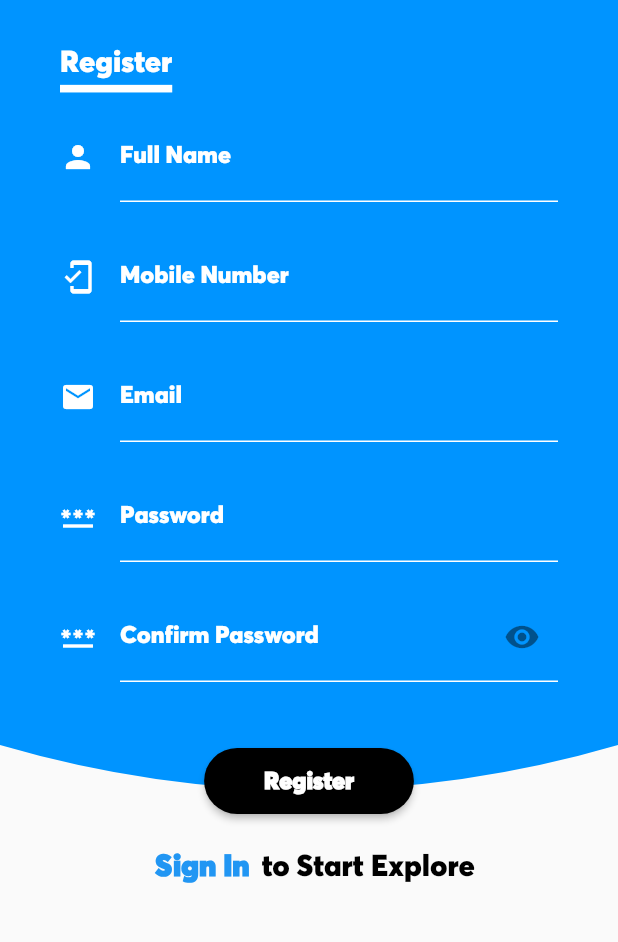
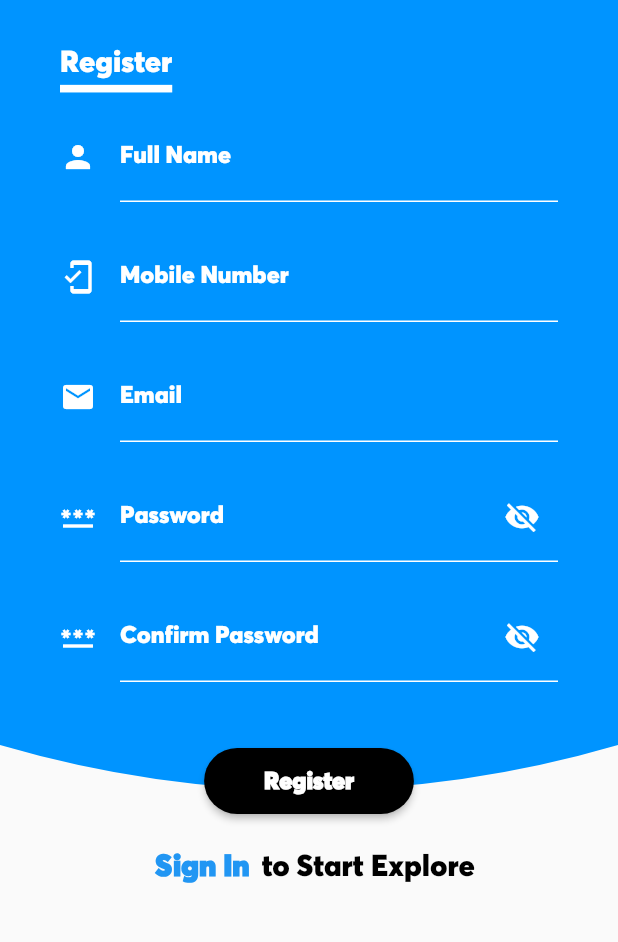
Before and after one commit to Sandun01/Riyapola_App, a Flutter app: the Register screen opened by its route, on a phone screen of 412 x 824 dp, the part 215-1157 px from its top. Run offline on Flutter 3.47's test engine with Material 2 defaults, Android fonts, the phone set to English and light mode, and no system bars; our stand-ins replace cloud_firestore, firebase_auth, firebase_core, firebase_storage, flutter_rating_bar, image_picker; accounts and stored records are empty; project files that could hold a hidden picture were left out.

Commit message:
icon fix completed

```diff
--- a/lib/screens/register_screen.dart
+++ b/lib/screens/register_screen.dart
@@ -22,9 +22,11 @@ class _RegisterState extends State<Register> {
   TextEditingController nameController = new TextEditingController();
   TextEditingController mobileController = new TextEditingController();
   final GlobalKey<FormState> _formKey = GlobalKey<FormState>();
-  late bool _passwordVisible = true;
+  late bool _passwordVisible;
+  late bool _confirmpasswordVisible;
   void initState() {
     _passwordVisible = false;
+    _confirmpasswordVisible = false;
   }
 
   void _signUpButtonPress(BuildContext ctx) {
@@ -266,7 +268,7 @@ class _RegisterState extends State<Register> {
                                 // controller: _userPasswordController,
                                 obscureText:
                                     !_passwordVisible, //This will obscure text dynamically
-                                decoration: const InputDecoration(
+                                decoration:  InputDecoration(
                                   icon: const Icon(Icons.password,
                                       color: Colors.white),
                                   hintText: 'Password',
@@ -277,17 +279,20 @@ class _RegisterState extends State<Register> {
                                   labelStyle: TextStyle(
                                     color: Colors.white,
                                   ),
-                                  // suffixIcon: Icon(Icons.visibility),
-                                  // suffixIcon: IconButton(
-                                  //   icon: Icon(_passwordVisible ? Icons.visibility : Icons.visibility_off,
-                                  //     // color: Theme.of(context).primaryColorDark,
-                                  //   ),
-                                  //   onPressed: () {
-                                  //     setState(() {
-                                  //       _passwordVisible = !_passwordVisible;
-                                  //     }),
-                                  //   },
-                                  // ),
+                                  suffixIcon: IconButton(
+                                    icon: Icon(
+                                      _passwordVisible
+                                          ? Icons.visibility
+                                          : Icons.visibility_off,
+                                      color: Colors.white,
+                                    ),
+                                    onPressed: () {
+                                      // Update the state i.e. toogle the state of passwordVisible variable
+                                      setState(() {
+                                        _passwordVisible = !_passwordVisible;
+                                      });
+                                    },
+                                  ),
                                   enabledBorder: UnderlineInputBorder(
                                     borderSide: BorderSide(color: Colors.white),
                                   ),
@@ -320,8 +325,8 @@ class _RegisterState extends State<Register> {
                                 keyboardType: TextInputType.text,
                                 // controller: _userPasswordController,
                                 obscureText:
-                                    !_passwordVisible, //This will obscure text dynamically
-                                decoration: const InputDecoration(
+                                    !_confirmpasswordVisible, //This will obscure text dynamically
+                                decoration:  InputDecoration(
                                   icon: const Icon(Icons.password,
                                       color: Colors.white),
                                   hintText: 'Confirm Password',
@@ -332,17 +337,20 @@ class _RegisterState extends State<Register> {
                                   labelStyle: TextStyle(
                                     color: Colors.white,
                                   ),
-                                  suffixIcon: Icon(Icons.visibility),
-                                  // suffixIcon: IconButton(
-                                  //   icon: Icon(_passwordVisible ? Icons.visibility : Icons.visibility_off,
-                                  //     // color: Theme.of(context).primaryColorDark,
-                                  //   ),
-                                  //   onPressed: () {
-                                  //     setState(() {
-                                  //       _passwordVisible = !_passwordVisible;
-                                  //     }),
-                                  //   },
-                                  // ),
+                                  suffixIcon: IconButton(
+                                    icon: Icon(
+                                      _confirmpasswordVisible
+                                          ? Icons.visibility
+                                          : Icons.visibility_off,
+                                      color: Colors.white,
+                                    ),
+                                    onPressed: () {
+                                      // Update the state i.e. toogle the state of passwordVisible variable
+                                      setState(() {
+                                        _confirmpasswordVisible = !_confirmpasswordVisible;
+                                      });
+                                    },
+                                  ),
                                   enabledBorder: UnderlineInputBorder(
                                     borderSide: BorderSide(color: Colors.white),
                                   ),
```
Also changed, not shown: lib/screens/login_screen.dart (+15 -17 lines).
